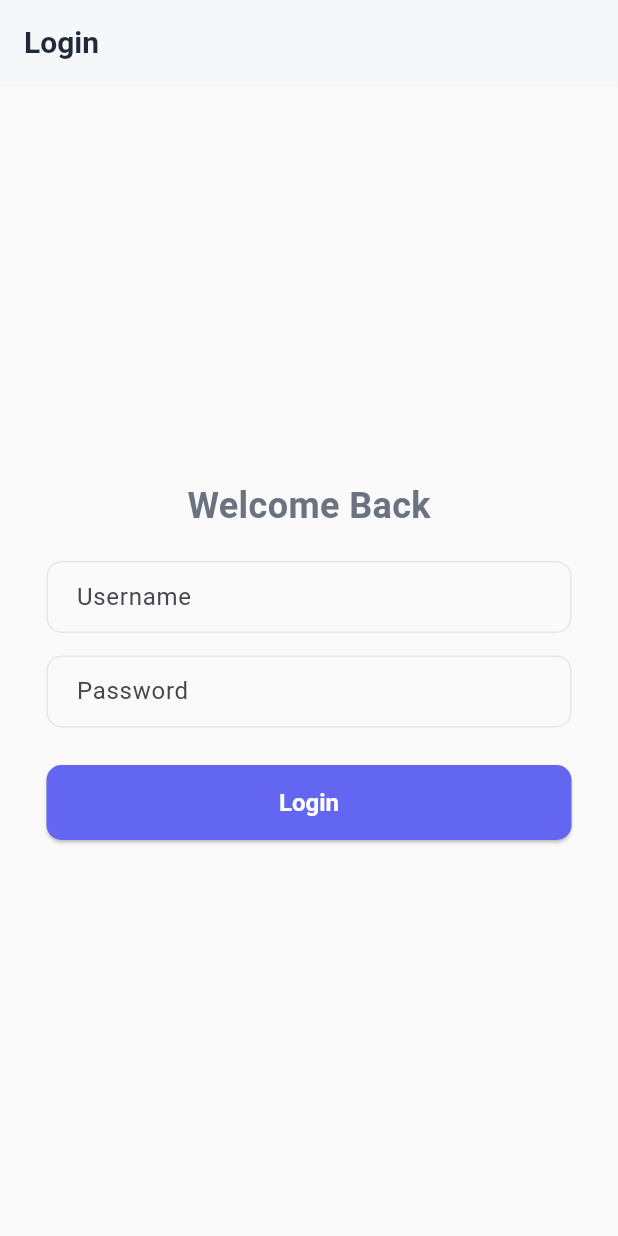
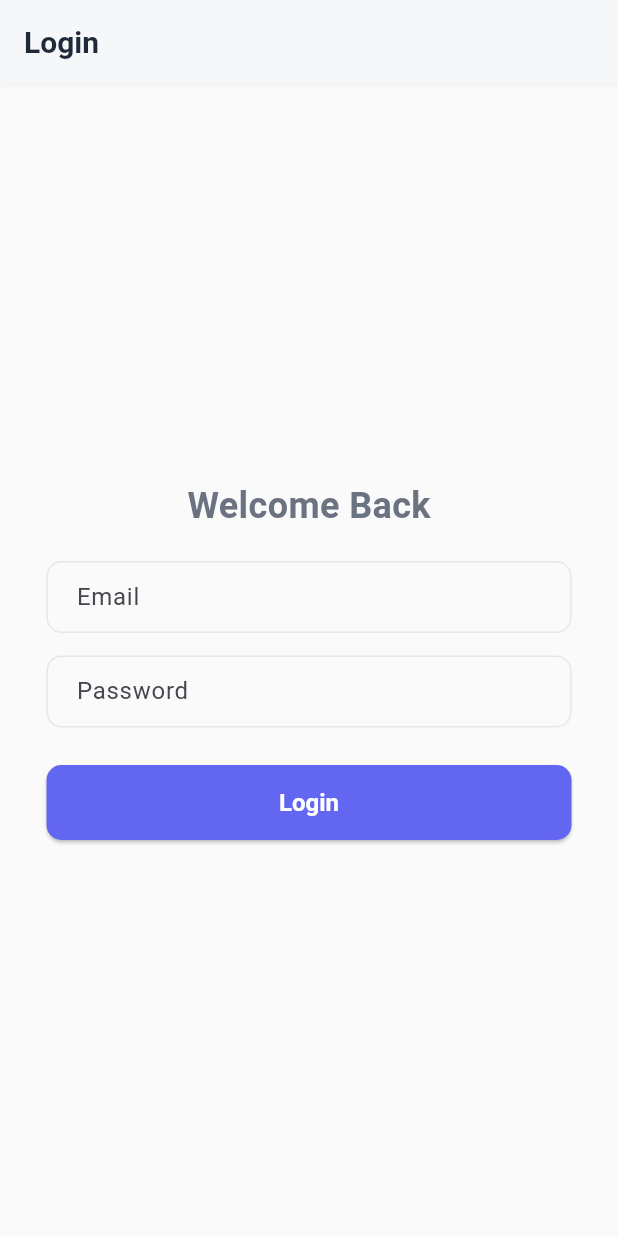
Before and after one commit to Demrdash/social_media_task, a Flutter app: the screen it shows after launch, after a tap on "Login", on a phone screen of 412 x 824 dp. Run offline on Flutter 3.47's test engine with Material 3 defaults, Android fonts, the phone set to English and light mode, and no system bars; our stand-ins replace dio, firebase_auth, firebase_core, shared_preferences; accounts and stored records are empty; network calls fail.

```diff
--- a/lib/Providers/auth_provider.dart
+++ b/lib/Providers/auth_provider.dart
@@ -1,55 +1,74 @@
 import 'package:flutter/material.dart';
+import 'package:firebase_auth/firebase_auth.dart';
 import 'package:shared_preferences/shared_preferences.dart';
-import '../models/user_model.dart';
-import '../services/api_service.dart';
 
-class AuthProvider extends ChangeNotifier {
-  UserModel? _user;
+// كلاس صغير عشان يرضي ملف الـ Profile بتاعك
+class UserData {
+  final String id;
+  final String email;
+  final String firstName;
+  final String lastName;
+  final String image;
+
+  UserData({required this.id, required this.email, required this.firstName, required this.lastName, required this.image});
+}
+
+class AuthProvider with ChangeNotifier {
+  final FirebaseAuth _auth = FirebaseAuth.instance;
   bool _isLoading = false;
+  String? _errorMessage;
 
-  UserModel? get user => _user;
   bool get isLoading => _isLoading;
+  String? get errorMessage => _errorMessage;
 
-  // دالة تسجيل الدخول
-  Future<bool> login(String username, String password) async {
+  // تعديل الـ User getter عشان يرجع بيانات متوافقة مع الـ Profile بتاعك
+  dynamic get user {
+    User? fireUser = _auth.currentUser;
+    if (fireUser == null) return null;
+
+    // بنحول بيانات فايربيز لشكل يفهمه الـ Profile view بتاعك
+    return UserData(
+      id: fireUser.uid,
+      email: fireUser.email ?? "",
+      firstName: fireUser.displayName ?? "User",
+      lastName: "",
+      image: fireUser.photoURL ?? "https://via.placeholder.com/150",
+    );
+  }
+
+  Future<bool> login(String email, String password) async {
     _isLoading = true;
-    notifyListeners(); // بنقول للتطبيق "حدث نفسك"
-
-    final user = await ApiService().login(username, password);
-
-    if (user != null) {
-      _user = user;
+    _errorMessage = null;
+    notifyListeners();
+    try {
+      UserCredential userCredential = await _auth.signInWithEmailAndPassword(
+        email: email.trim(),
+        password: password.trim(),
+      );
       final prefs = await SharedPreferences.getInstance();
-      await prefs.setString('token', user.token);
-      await prefs.setInt('userId', user.id); // حفظ الـ ID عشان نستخدمه في الـ Profile
+      await prefs.setString('token', userCredential.user!.uid);
       _isLoading = false;
       notifyListeners();
       return true;
-    }
-
-    _isLoading = false;
-    notifyListeners();
-    return false;
-  }
-
-  // جلب بيانات البروفايل
-  Future<void> fetchProfile() async {
-    if (_user != null) return;
-
-    final prefs = await SharedPreferences.getInstance();
-    final int? userId = prefs.getInt('userId');
-
-    if (userId != null) {
-      _user = await ApiService().getUserProfile(userId);
+    } on FirebaseAuthException catch (e) {
+      _isLoading = false;
+      _errorMessage = e.message;
       notifyListeners();
+      return false;
+    } catch (e) {
+      _isLoading = false;
+      _errorMessage = "Error occurred";
+      notifyListeners();
+      return false;
     }
   }
 
-  // تسجيل الخروج
-  void logout() async {
-    _user = null;
+  Future<void> logout() async {
+    await _auth.signOut();
     final prefs = await SharedPreferences.getInstance();
-    await prefs.clear();
+    await prefs.remove('token');
     notifyListeners();
   }
+
+  Future<void> fetchProfile() async => notifyListeners();
 }
--- a/lib/View/login_view.dart
+++ b/lib/View/login_view.dart
@@ -1,7 +1,6 @@
 import 'package:flutter/material.dart';
 import 'package:provider/provider.dart';
 import '../providers/auth_provider.dart';
-import '../constants/app_colors.dart';
 import 'feed_view.dart';
 
 class LoginView extends StatefulWidget {
@@ -14,14 +13,13 @@ class LoginView extends StatefulWidget {
 class _LoginViewState extends State<LoginView> {
   final TextEditingController _userController = TextEditingController();
   final TextEditingController _passController = TextEditingController();
-  bool _obscurePassword = true;
   String? _errorMessage;
 
   void _handleLogin() async {
     // Validation
     if (_userController.text.isEmpty || _passController.text.isEmpty) {
       setState(() {
-        _errorMessage = 'أدخل اسم المستخدم وكلمة المرور';
+        _errorMessage = 'Please enter email and password';
       });
       return;
     }
@@ -39,18 +37,22 @@ class _LoginViewState extends State<LoginView> {
         context,
         MaterialPageRoute(builder: (context) => const FeedView()),
       );
-    } else if (mounted) {
-      ScaffoldMessenger.of(context).showSnackBar(
-        const SnackBar(content: Text('Invalid username or password!')),
-      );
+    // } else if (mounted) {
+      // ScaffoldMessenger.of(context).showSnackBar
+        // SnackBar(content: Text(auth.errorMessage ?? 'Login failed'));
     }
   }
 
   @override
+  void dispose() {
+    _userController.dispose();
+    _passController.dispose();
+    super.dispose();
+  }
+
+  @override
   Widget build(BuildContext context) {
-    // مراقبة حالة التحميل من الـ Provider
     final auth = Provider.of<AuthProvider>(context);
-    final isMobile = MediaQuery.of(context).size.width < 600;
 
     return Scaffold(
       appBar: AppBar(title: const Text("Login")),
@@ -60,16 +62,25 @@ class _LoginViewState extends State<LoginView> {
           child: Column(
             mainAxisAlignment: MainAxisAlignment.center,
             children: [
-              const Text("Welcome Back", style: TextStyle(fontSize: 24, fontWeight: FontWeight.bold)),
+              const Text(
+                "Welcome Back",
+                style: TextStyle(fontSize: 24, fontWeight: FontWeight.bold),
+              ),
               const SizedBox(height: 20),
               TextField(
                 controller: _userController,
-                decoration: const InputDecoration(labelText: "Username", border: OutlineInputBorder()),
+                decoration: const InputDecoration(
+                  labelText: "Email",
+                  border: OutlineInputBorder(),
+                ),
               ),
               const SizedBox(height: 15),
               TextField(
                 controller: _passController,
-                decoration: const InputDecoration(labelText: "Password", border: OutlineInputBorder()),
+                decoration: const InputDecoration(
+                  labelText: "Password",
+                  border: OutlineInputBorder(),
+                ),
                 obscureText: true,
               ),
               const SizedBox(height: 25),
@@ -77,7 +88,9 @@ class _LoginViewState extends State<LoginView> {
                   ? const CircularProgressIndicator()
                   : ElevatedButton(
                       onPressed: _handleLogin,
-                      style: ElevatedButton.styleFrom(minimumSize: const Size(double.infinity, 50)),
+                      style: ElevatedButton.styleFrom(
+                        minimumSize: const Size(double.infinity, 50),
+                      ),
                       child: const Text("Login"),
                     ),
             ],
--- a/lib/main.dart
+++ b/lib/main.dart
@@ -1,13 +1,24 @@
 import 'package:flutter/material.dart';
 import 'package:provider/provider.dart';
 import 'package:shared_preferences/shared_preferences.dart';
+import 'package:firebase_core/firebase_core.dart'; // 1. إضافة مكتبة الفايربيز
+import 'firebase_options.dart'; // 2. استيراد ملف الإعدادات السحري
+
 import 'providers/auth_provider.dart';
 import 'View/login_view.dart';
 import 'View/feed_view.dart';
 import 'constants/app_colors.dart';
 
 void main() async {
+  // التأكد من تهيئة روابط الفلتر (مهمة جداً قبل الفايربيز والـ SharedPreferences)
   WidgetsFlutterBinding.ensureInitialized();
+
+  // 3. تهيئة الفايربيز
+  await Firebase.initializeApp(
+    options: DefaultFirebaseOptions.currentPlatform,
+  );
+
+  // جلب الـ SharedPreferences
   final prefs = await SharedPreferences.getInstance();
   final String? token = prefs.getString('token');
 
@@ -20,12 +31,14 @@ void main() async {
         title: 'Social App',
         debugShowCheckedModeBanner: false,
         theme: _buildAppTheme(),
+        // لو التوكن موجود يفتح الفيد، غير كدة يفتح تسجيل الدخول
         home: token != null ? const FeedView() : const LoginView(),
       ),
     ),
   );
 }
 
+// دالة الثيم (نفس الكود بتاعك بدون تغيير)
 ThemeData _buildAppTheme() {
   return ThemeData(
     useMaterial3: true,
@@ -39,21 +52,19 @@ ThemeData _buildAppTheme() {
     ),
     scaffoldBackgroundColor: AppColors.background,
 
-    // AppBar Styling
-    appBarTheme: AppBarTheme(
+    appBarTheme: const AppBarTheme(
       backgroundColor: AppColors.surface,
       foregroundColor: AppColors.textPrimary,
       elevation: 1,
-      shadowColor: Colors.black.withOpacity(0.1),
+      shadowColor: Colors.black12,
       centerTitle: false,
-      titleTextStyle: const TextStyle(
+      titleTextStyle: TextStyle(
         fontSize: 20,
         fontWeight: FontWeight.bold,
         color: AppColors.textPrimary,
       ),
     ),
 
-    // Card Styling
     cardTheme: CardThemeData(
       elevation: 0.5,
       shape: RoundedRectangleBorder(
@@ -66,7 +77,6 @@ ThemeData _buildAppTheme() {
       color: AppColors.surface,
     ),
 
-    // Button Styling
     elevatedButtonTheme: ElevatedButtonThemeData(
       style: ElevatedButton.styleFrom(
         backgroundColor: AppColors.primary,
@@ -82,7 +92,6 @@ ThemeData _buildAppTheme() {
       ),
     ),
 
-    // TextField Styling
     inputDecorationTheme: InputDecorationTheme(
       filled: true,
       fillColor: AppColors.background,
@@ -102,41 +111,14 @@ ThemeData _buildAppTheme() {
       contentPadding: const EdgeInsets.symmetric(vertical: 12, horizontal: 16),
     ),
 
-    // Text Styling
     textTheme: const TextTheme(
-      displayLarge: TextStyle(
-        fontSize: 32,
-        fontWeight: FontWeight.bold,
-        color: AppColors.textPrimary,
-      ),
-      displayMedium: TextStyle(
-        fontSize: 28,
-        fontWeight: FontWeight.bold,
-        color: AppColors.textPrimary,
-      ),
-      titleLarge: TextStyle(
-        fontSize: 20,
-        fontWeight: FontWeight.w600,
-        color: AppColors.textPrimary,
-      ),
-      titleMedium: TextStyle(
-        fontSize: 16,
-        fontWeight: FontWeight.w600,
-        color: AppColors.textPrimary,
-      ),
-      bodyLarge: TextStyle(
-        fontSize: 16,
-        color: AppColors.textPrimary,
-      ),
-      bodyMedium: TextStyle(
-        fontSize: 14,
-        color: AppColors.textSecondary,
-      ),
-      labelSmall: TextStyle(
-        fontSize: 12,
-        fontWeight: FontWeight.w500,
-        color: AppColors.textLight,
-      ),
+      displayLarge: TextStyle(fontSize: 32, fontWeight: FontWeight.bold, color: AppColors.textPrimary),
+      displayMedium: TextStyle(fontSize: 28, fontWeight: FontWeight.bold, color: AppColors.textPrimary),
+      titleLarge: TextStyle(fontSize: 20, fontWeight: FontWeight.w600, color: AppColors.textPrimary),
+      titleMedium: TextStyle(fontSize: 16, fontWeight: FontWeight.w600, color: AppColors.textPrimary),
+      bodyLarge: TextStyle(fontSize: 16, color: AppColors.textPrimary),
+      bodyMedium: TextStyle(fontSize: 14, color: AppColors.textSecondary),
+      labelSmall: TextStyle(fontSize: 12, fontWeight: FontWeight.w500, color: AppColors.textLight),
     ),
   );
 }
--- a/pubspec.yaml
+++ b/pubspec.yaml
@@ -14,6 +14,8 @@ dependencies:
   shared_preferences: ^2.2.2
   provider: ^6.1.1
   cupertino_icons: ^1.0.8
+  firebase_core: ^4.7.0
+  firebase_auth: ^6.4.0
 
 dev_dependencies:
   flutter_test:
```
Also changed, not shown: firebase.json (added), lib/firebase_options.dart (added), pubspec.lock, 6 other files.
